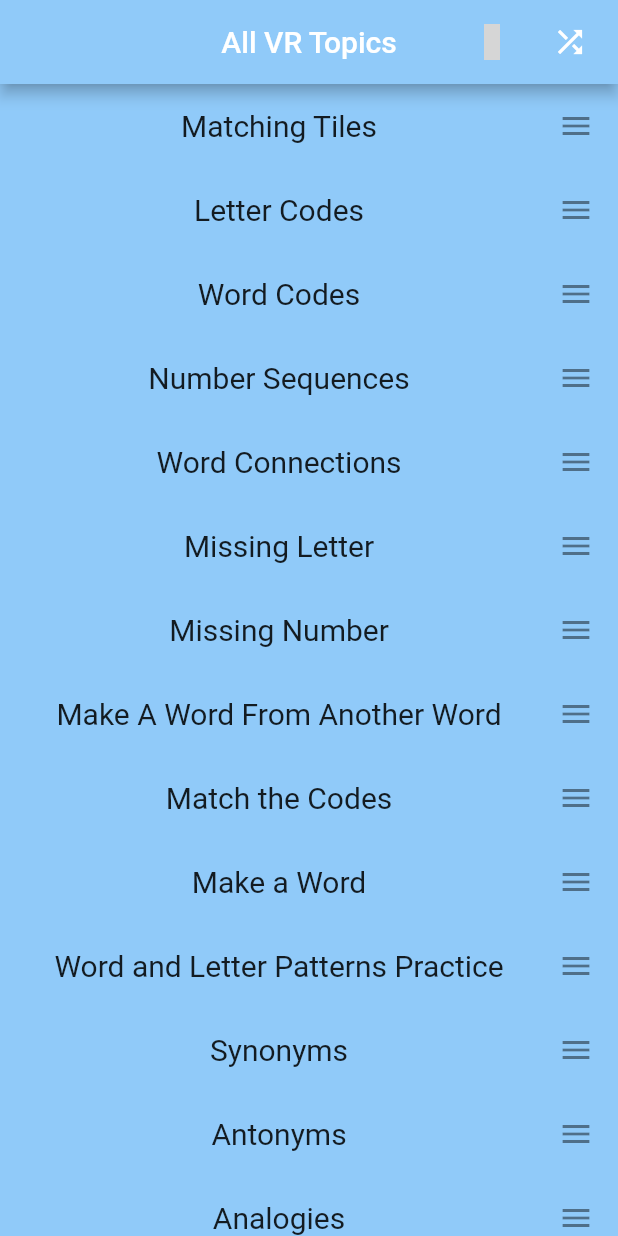
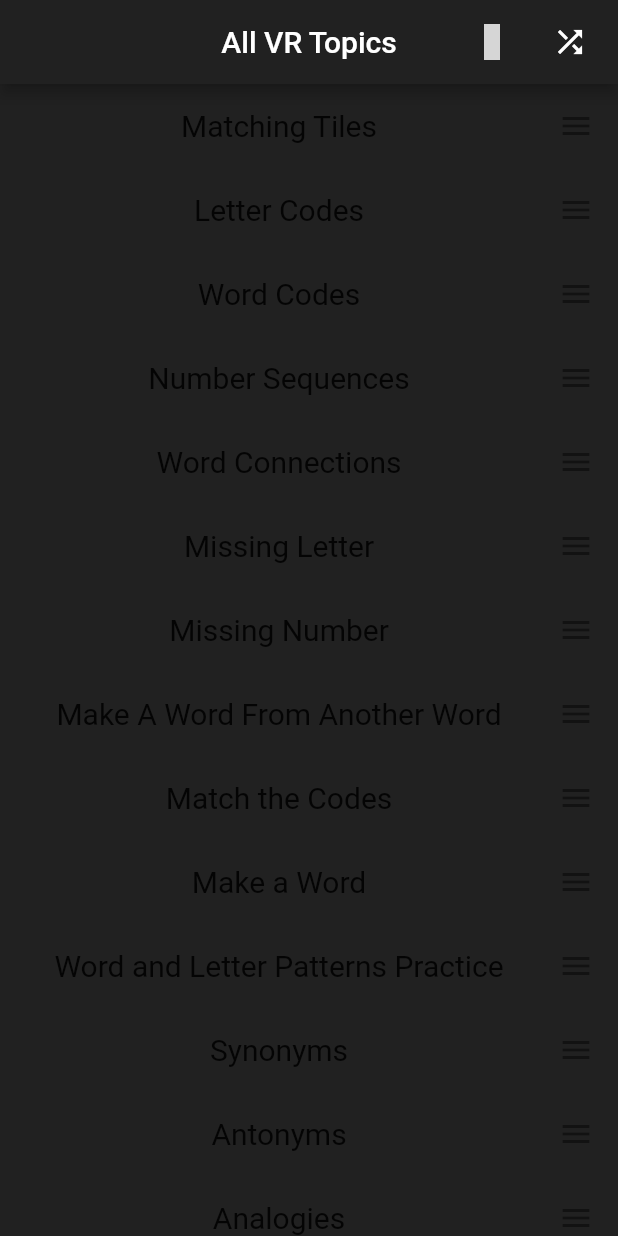
Before and after one commit to AryamanDubey28/AdAstraApp, a Flutter app: the PlayPage screen opened by its route, after a tap on the "list" icon, on a phone screen of 412 x 824 dp. Run offline on Flutter 3.47's test engine with Material 2 defaults, Android fonts, the phone set to English and light mode, and no system bars; drawn by our look-alikes of flutter_slidable; our stand-ins replace auto_size_text, carousel_slider, cloud_firestore, firebase_auth, firebase_core, firebase_database and 12 more; missing offline and left inert: googleapis, gsheets; accounts and stored records are empty; network calls fail; key blocks and very long unbroken strings in the code were emptied for the run; grey boxes are pictures that could not be loaded.

Commit message:
Introduce dark mode

```diff
--- /dev/null
+++ b/lib/central screens/PageColor.dart
@@ -0,0 +1,4 @@
+import 'package:flutter/material.dart';
+
+bool darkmode = true;
+Color? pageColor = darkmode ? Colors.grey[900] : Colors.grey[200];
--- a/lib/central screens/nav bar routes/allTopics.dart
+++ b/lib/central screens/nav bar routes/allTopics.dart
@@ -11,6 +11,7 @@ import 'package:like_button/like_button.dart';
 
 import '../../alert dialog/custom_dialog.dart';
 import '../../main.dart';
+import '../PageColor.dart';
 import '../play_page.dart';
 
 class AllTopics extends StatefulWidget {
@@ -316,10 +317,10 @@ class _AllTopicsState extends State<AllTopics> {
     return WillPopScope(
       onWillPop: _onWillPop,
       child: Scaffold(
-        backgroundColor: Colors.blue[200],
+        backgroundColor: pageColor,
         appBar: AppBar(
           automaticallyImplyLeading: false,
-          backgroundColor: Colors.blue[200],
+          backgroundColor: pageColor,
           centerTitle: true,
           title: Text(
             "All $topicString Topics",
--- a/lib/central screens/nav bar routes/discover.dart
+++ b/lib/central screens/nav bar routes/discover.dart
@@ -10,6 +10,8 @@ import 'package:flutter_fadein/flutter_fadein.dart';
 import 'package:get/get.dart';
 import 'package:google_fonts/google_fonts.dart';
 import 'package:lottie/lottie.dart';
+
+import '../PageColor.dart';
 
 class DiscoverPage extends StatefulWidget {
   const DiscoverPage({Key? key}) : super(key: key);
@@ -73,10 +75,10 @@ class _DiscoverPageState extends State<DiscoverPage> {
   @override
   Widget build(BuildContext context) {
     return Scaffold(
-        backgroundColor: Colors.blue[200],
+        backgroundColor: pageColor,
         appBar: AppBar(
           automaticallyImplyLeading: false,
-          backgroundColor: Colors.blue[200],
+          backgroundColor: pageColor,
           elevation: 0.0,
         ),
         body: SingleChildScrollView(
--- a/lib/central screens/nav bar routes/explore_page.dart
+++ b/lib/central screens/nav bar routes/explore_page.dart
@@ -4,6 +4,8 @@ import 'package:flutter/material.dart';
 import 'package:get/get.dart';
 import 'package:iconsax/iconsax.dart';
 import 'package:lottie/lottie.dart';
+
+import '../PageColor.dart';
 
 class ExplorePage extends StatelessWidget {
   //const ExplorePage({Key? key}) : super(key: key);
@@ -13,12 +15,12 @@ class ExplorePage extends StatelessWidget {
   @override
   Widget build(BuildContext context) {
     return Scaffold(
-        backgroundColor: Colors.blue[200],
+        backgroundColor: pageColor,
         appBar: AppBar(
           title: Text("Browse All Videos!"),
           automaticallyImplyLeading: false,
           elevation: 0.0,
-          backgroundColor: Colors.blue[200],
+          backgroundColor: pageColor,
           actions: [
             Padding(
               padding: const EdgeInsets.symmetric(horizontal: 15.0),
--- a/lib/central screens/nav bar routes/heartedTopics.dart
+++ b/lib/central screens/nav bar routes/heartedTopics.dart
@@ -13,6 +13,7 @@ import 'package:lottie/lottie.dart';
 
 import '../../database/database.dart';
 import '../../main.dart';
+import '../PageColor.dart';
 
 class HeartedTopics extends StatefulWidget {
   const HeartedTopics({Key? key}) : super(key: key);
@@ -155,9 +156,9 @@ class _HeartedTopicsState extends State<HeartedTopics> {
   @override
   Widget build(BuildContext context) {
     return Scaffold(
-      backgroundColor: Colors.blue[200],
+      backgroundColor: pageColor,
       appBar: AppBar(
-        backgroundColor: Colors.blue[200],
+        backgroundColor: pageColor,
         title: Text(
           "Your Favourite Topics",
           style: TextStyle(fontSize: 26, fontWeight: FontWeight.bold),
--- a/lib/central screens/nav bar routes/selection_tiles.dart
+++ b/lib/central screens/nav bar routes/selection_tiles.dart
@@ -1,5 +1,6 @@
 import 'package:carousel_slider/carousel_slider.dart';
 import 'package:firebase_attempt/alert%20dialog/custom_dialog.dart';
+import 'package:firebase_attempt/central%20screens/PageColor.dart';
 import 'package:firebase_attempt/central%20screens/game%20screens/matching%20tiles/matching_tiles_info.dart';
 import 'package:firebase_attempt/central%20screens/game%20screens/nvr%20draggable%20qs/nvr_draggable.dart';
 import 'package:firebase_attempt/central%20screens/game%20screens/quiz%20style/quiz_screen.dart';
@@ -27,6 +28,7 @@ class SelectionTiles extends StatelessWidget {
   late String uid;
   static int index = 0;
   static String topic = "";
+  Color myPageCol = pageColor!;
 
   SelectionTiles(int screenIndex) {
     index = screenIndex;
@@ -179,7 +181,7 @@ class SelectionTiles extends StatelessWidget {
   Widget VRScreen(BuildContext context) {
     return Scaffold(
       // backgroundColor: Colors.blue[200],
-      backgroundColor: Colors.grey[900],
+      backgroundColor: myPageCol,
       appBar: AppBar(
         automaticallyImplyLeading: false,
         titleSpacing: 0,
@@ -204,7 +206,7 @@ class SelectionTiles extends StatelessWidget {
             ),
             FocusedMenuHolder(
               menuWidth: MediaQuery.of(context).size.width * 0.5,
-              blurBackgroundColor: Colors.blue[200],
+              blurBackgroundColor: pageColor,
               openWithTap: true,
               duration: Duration(seconds: 0),
               animateMenuItems: false,
@@ -293,7 +295,7 @@ class SelectionTiles extends StatelessWidget {
         //     fontSize: 28,
         //   ),
         // ),
-        backgroundColor: Colors.grey[900],
+        backgroundColor: pageColor,
         elevation: 0.0,
         actions: [
           // Padding(
@@ -459,7 +461,7 @@ class SelectionTiles extends StatelessWidget {
 
   Widget NVRScreen(BuildContext context) {
     return Scaffold(
-      backgroundColor: Colors.blue[200],
+      backgroundColor: pageColor,
       appBar: AppBar(
         automaticallyImplyLeading: false,
         titleSpacing: 0,
@@ -492,7 +494,7 @@ class SelectionTiles extends StatelessWidget {
             // ),
             FocusedMenuHolder(
               menuWidth: MediaQuery.of(context).size.width * 0.5,
-              blurBackgroundColor: Colors.blue[200],
+              blurBackgroundColor: pageColor,
               openWithTap: true,
               duration: Duration(seconds: 0),
               animateMenuItems: false,
@@ -572,7 +574,7 @@ class SelectionTiles extends StatelessWidget {
             //     icon: Icon(Icons.list), onPressed: () => Get.to(AllTopics())),
           ],
         ),
-        backgroundColor: Colors.blue[200],
+        backgroundColor: pageColor,
         elevation: 0.0,
         actions: [
           // Padding(
@@ -723,7 +725,7 @@ class SelectionTiles extends StatelessWidget {
 
   Widget NumeracyScreen(BuildContext context) {
     return Scaffold(
-      backgroundColor: Colors.blue[200],
+      backgroundColor: pageColor,
       appBar: AppBar(
         automaticallyImplyLeading: false,
         titleSpacing: 0,
@@ -756,7 +758,7 @@ class SelectionTiles extends StatelessWidget {
             // ),
             FocusedMenuHolder(
               menuWidth: MediaQuery.of(context).size.width * 0.5,
-              blurBackgroundColor: Colors.blue[200],
+              blurBackgroundColor: pageColor,
               openWithTap: true,
               duration: Duration(seconds: 0),
               animateMenuItems: false,
@@ -842,7 +844,7 @@ class SelectionTiles extends StatelessWidget {
             //     icon: Icon(Icons.list), onPressed: () => Get.to(AllTopics())),
           ],
         ),
-        backgroundColor: Colors.blue[200],
+        backgroundColor: pageColor,
         elevation: 0.0,
         actions: [
           // Padding(
--- a/lib/central screens/play_page.dart
+++ b/lib/central screens/play_page.dart
@@ -14,6 +14,7 @@ import 'package:iconsax/iconsax.dart';
 import 'package:lottie/lottie.dart';
 
 import '../login_page.dart';
+import 'PageColor.dart';
 
 class PlayPage extends StatefulWidget {
   @override
@@ -69,7 +70,7 @@ class _PlayPageState extends State<PlayPage> {
     return WillPopScope(
       onWillPop: _onWillPop,
       child: Scaffold(
-        backgroundColor: Colors.grey[900],
+        backgroundColor: pageColor,
         bottomNavigationBar: Padding(
           padding: const EdgeInsets.symmetric(horizontal: 15.0, vertical: 20),
           child: GNav(
```
Also changed, not shown: lib/central screens/game screens/quiz style/question.dart (+0 -15 lines), lib/central screens/nav bar routes/profile.dart (+4 -3 lines).
